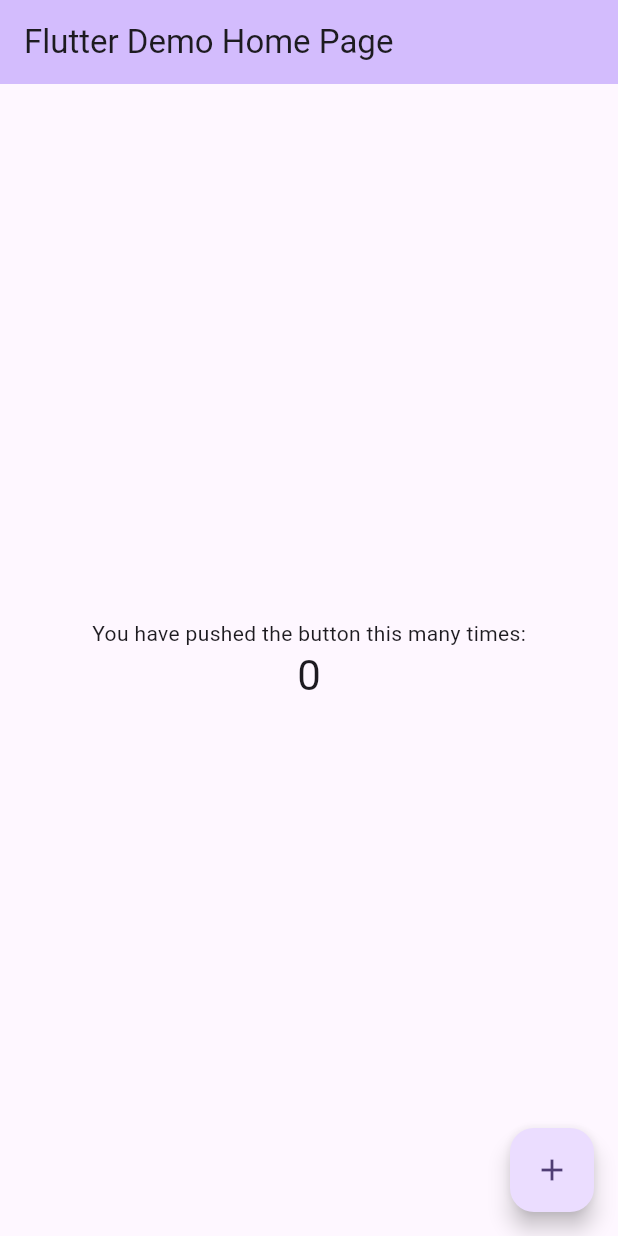
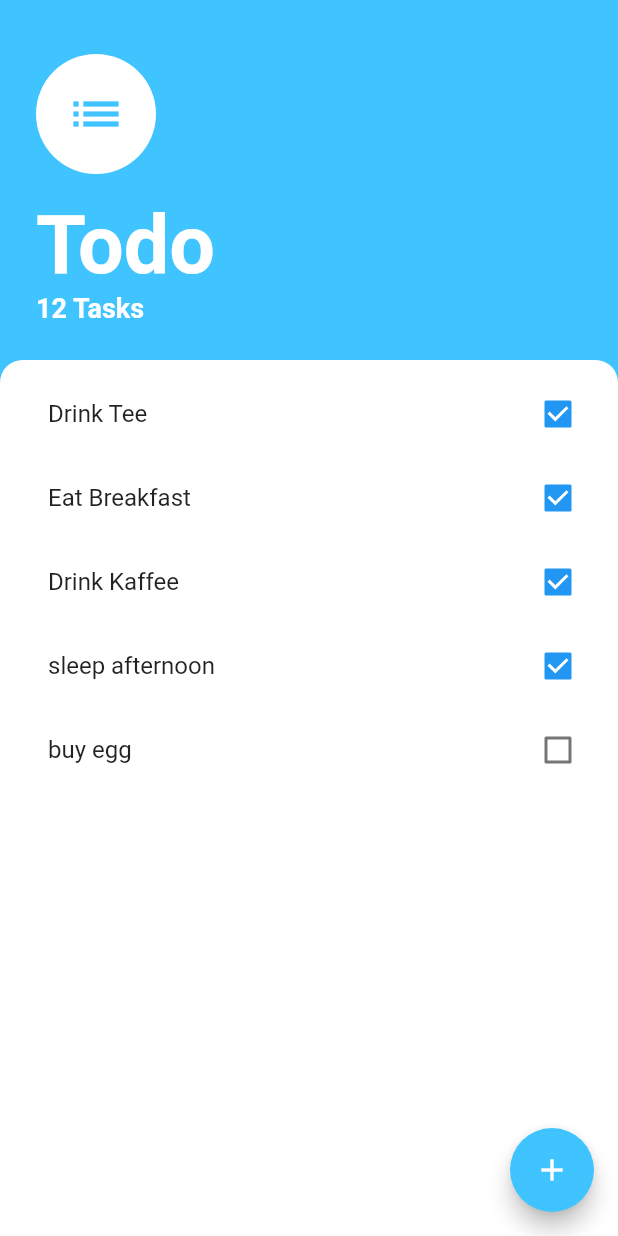
Before and after one commit to zakiabuqaoud/to_do_list, a Flutter app: the screen it shows after launch, on a phone screen of 412 x 824 dp. Run offline on Flutter 3.47's test engine with Material 2 defaults, Android fonts, the phone set to English and light mode, and no system bars.

Commit message:
init part 2

```diff
--- a/lib/main.dart
+++ b/lib/main.dart
@@ -1,4 +1,5 @@
 import 'package:flutter/material.dart';
+import 'package:todo_zaki/screens/to_do_home_page.dart';
 
 void main() {
   runApp(const MyApp());
@@ -11,115 +12,9 @@ class MyApp extends StatelessWidget {
   @override
   Widget build(BuildContext context) {
     return MaterialApp(
+      debugShowCheckedModeBanner: false,
       title: 'Flutter Demo',
-      theme: ThemeData(
-        // This is the theme of your application.
-        //
-        // TRY THIS: Try running your application with "flutter run". You'll see
-        // the application has a blue toolbar. Then, without quitting the app,
-        // try changing the seedColor in the colorScheme below to Colors.green
-        // and then invoke "hot reload" (save your changes or press the "hot
-        // reload" button in a Flutter-supported IDE, or press "r" if you used
-        // the command line to start the app).
-        //
-        // Notice that the counter didn't reset back to zero; the application
-        // state is not lost during the reload. To reset the state, use hot
-        // restart instead.
-        //
-        // This works for code too, not just values: Most code changes can be
-        // tested with just a hot reload.
-        colorScheme: ColorScheme.fromSeed(seedColor: Colors.deepPurple),
-        useMaterial3: true,
-      ),
-      home: const MyHomePage(title: 'Flutter Demo Home Page'),
+      home: ToDoHomeScreen(),
     );
   }
 }
-
-class MyHomePage extends StatefulWidget {
-  const MyHomePage({super.key, required this.title});
-
-  // This widget is the home page of your application. It is stateful, meaning
-  // that it has a State object (defined below) that contains fields that affect
-  // how it looks.
-
-  // This class is the configuration for the state. It holds the values (in this
-  // case the title) provided by the parent (in this case the App widget) and
-  // used by the build method of the State. Fields in a Widget subclass are
-  // always marked "final".
-
-  final String title;
-
-  @override
-  State<MyHomePage> createState() => _MyHomePageState();
-}
-
-class _MyHomePageState extends State<MyHomePage> {
-  int _counter = 0;
-
-  void _incrementCounter() {
-    setState(() {
-      // This call to setState tells the Flutter framework that something has
-      // changed in this State, which causes it to rerun the build method below
-      // so that the display can reflect the updated values. If we changed
-      // _counter without calling setState(), then the build method would not be
-      // called again, and so nothing would appear to happen.
-      _counter++;
-    });
-  }
-
-  @override
-  Widget build(BuildContext context) {
-    // This method is rerun every time setState is called, for instance as done
-    // by the _incrementCounter method above.
-    //
-    // The Flutter framework has been optimized to make rerunning build methods
-    // fast, so that you can just rebuild anything that needs updating rather
-    // than having to individually change instances of widgets.
-    return Scaffold(
-      appBar: AppBar(
-        // TRY THIS: Try changing the color here to a specific color (to
-        // Colors.amber, perhaps?) and trigger a hot reload to see the AppBar
-        // change color while the other colors stay the same.
-        backgroundColor: Theme.of(context).colorScheme.inversePrimary,
-        // Here we take the value from the MyHomePage object that was created by
-        // the App.build method, and use it to set our appbar title.
-        title: Text(widget.title),
-      ),
-      body: Center(
-        // Center is a layout widget. It takes a single child and positions it
-        // in the middle of the parent.
-        child: Column(
-          // Column is also a layout widget. It takes a list of children and
-          // arranges them vertically. By default, it sizes itself to fit its
-          // children horizontally, and tries to be as tall as its parent.
-          //
-          // Column has various properties to control how it sizes itself and
-          // how it positions its children. Here we use mainAxisAlignment to
-          // center the children vertically; the main axis here is the vertical
-          // axis because Columns are vertical (the cross axis would be
-          // horizontal).
-          //
-          // TRY THIS: Invoke "debug painting" (choose the "Toggle Debug Paint"
-          // action in the IDE, or press "p" in the console), to see the
-          // wireframe for each widget.
-          mainAxisAlignment: MainAxisAlignment.center,
-          children: <Widget>[
-            const Text(
-              'You have pushed the button this many times:',
-            ),
-            Text(
-              '$_counter',
-              style: Theme.of(context).textTheme.headlineMedium,
-            ),
-          ],
-        ),
-      ),
-      floatingActionButton: FloatingActionButton(
-        onPressed: _incrementCounter,
-        tooltip: 'Increment',
-        child: const Icon(Icons.add),
-      ), // This trailing comma makes auto-formatting nicer for build methods.
-    );
-  }
-}
--- /dev/null
+++ b/lib/model/task.dart
@@ -0,0 +1,9 @@
+
+
+class Task{
+  final String title;
+  final bool isDone;
+
+  const Task({required this.title,required this.isDone});
+
+}
--- /dev/null
+++ b/lib/screens/to_do_home_page.dart
@@ -0,0 +1,104 @@
+import 'package:flutter/material.dart';
+
+import '../model/task.dart';
+
+class ToDoHomeScreen extends StatelessWidget {
+  ToDoHomeScreen({Key? key}) : super(key: key);
+
+  final List<Task> listOfTask = [
+    const Task(title: "Drink Tee", isDone: true),
+    const Task(title: "Eat Breakfast", isDone: true),
+    const Task(title: "Drink Kaffee", isDone: true),
+    const Task(title: "sleep afternoon", isDone: true),
+    const Task(title: "buy egg", isDone: false),
+  ];
+
+  @override
+  Widget build(BuildContext context) {
+    return Scaffold(
+      backgroundColor: Colors.lightBlueAccent,
+      body: SafeArea(
+        child: Column(
+          crossAxisAlignment: CrossAxisAlignment.start,
+          children: [
+            const Padding(
+              padding: EdgeInsets.symmetric(vertical: 24.0, horizontal: 24.0),
+              child: Column(
+                crossAxisAlignment: CrossAxisAlignment.start,
+                children: [
+                  SizedBox(
+                    height: 12,
+                  ),
+                  CircleAvatar(
+                    backgroundColor: Colors.white,
+                    radius: 40,
+                    child: Icon(
+                      Icons.list,
+                      color: Colors.lightBlueAccent,
+                      size: 40,
+                    ),
+                  ),
+                  SizedBox(
+                    height: 16,
+                  ),
+                  Text(
+                    "Todo",
+                    style: TextStyle(
+                        fontSize: 54,
+                        fontWeight: FontWeight.bold,
+                        color: Colors.white),
+                  ),
+                  Text(
+                    "12 Tasks",
+                    style: TextStyle(
+                        fontSize: 18,
+                        fontWeight: FontWeight.bold,
+                        color: Colors.white),
+                  ),
+                ],
+              ),
+            ),
+            Expanded(
+              child: Container(
+                decoration: const BoxDecoration(
+                  color: Colors.white,
+                  borderRadius: BorderRadius.only(
+                    topLeft: Radius.circular(15.0),
+                    topRight: Radius.circular(15.0),
+                  ),
+                ),
+                child: Padding(
+                  padding: const EdgeInsets.only(top: 8.0),
+                  child: ListView.builder(
+                    itemCount: listOfTask.length,
+                    itemBuilder: (context, index) {
+                      return Padding(
+                        padding: const EdgeInsets.only(
+                          left: 16.0,
+                        ),
+                        child: ListTile(
+                          title: Text(
+                            listOfTask[index].title,
+                          ),
+                          trailing: Checkbox(
+                            value: listOfTask[index].isDone,
+                            onChanged: (value) {},
+                          ),
+                        ),
+                      );
+                    },
+                  ),
+                ),
+              ),
+            )
+          ],
+        ),
+      ),
+      floatingActionButton: FloatingActionButton(
+        onPressed: (){},
+        backgroundColor: Colors.lightBlueAccent,
+        child: const Icon(Icons.add),
+      ),
+    );
+  }
+}
```
Also changed, not shown: pubspec.yaml (+0 -68 lines), lib/constans.dart (added).
